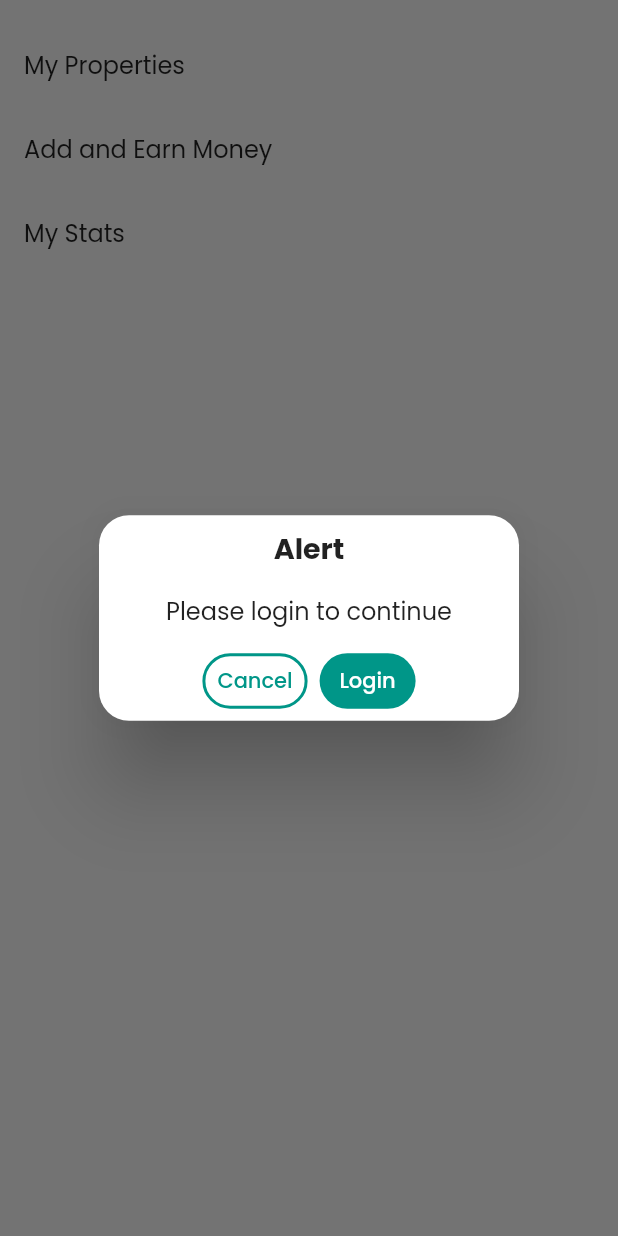
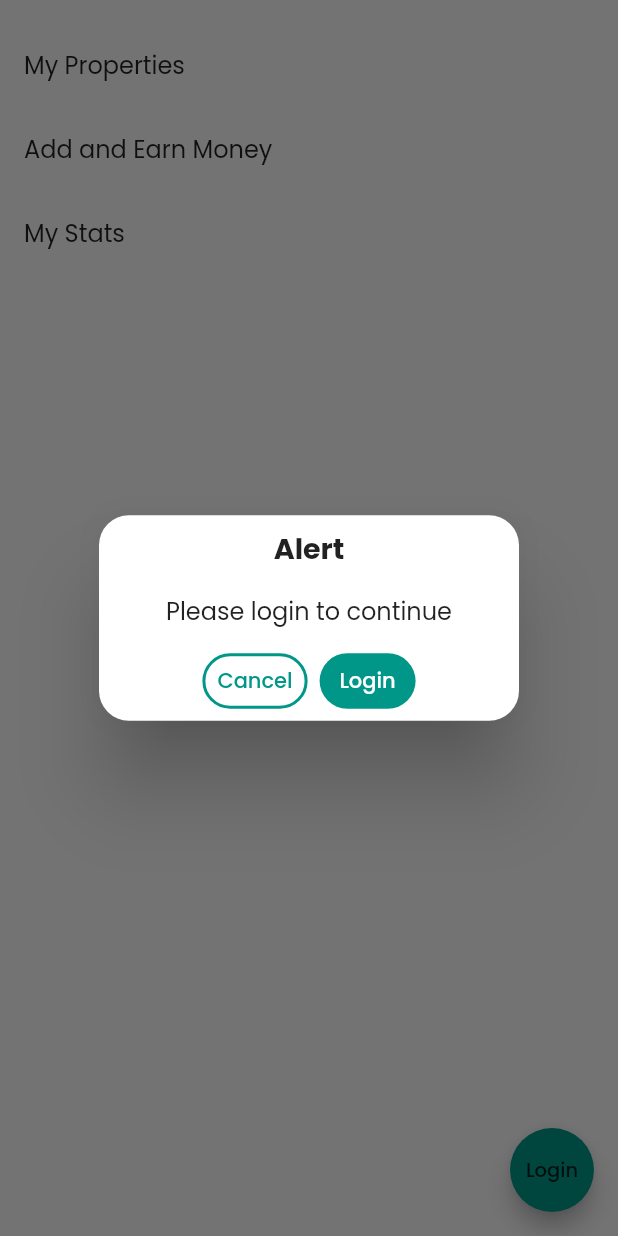
Before and after one commit to Iccr/chautari, a Flutter app: the ProfileView screen opened directly, after a tap on "My Properties", on a phone screen of 412 x 824 dp. Run offline on Flutter 3.47's test engine with Material 2 defaults, Android fonts, the phone set to English and light mode, and no system bars; our stand-ins replace cached_network_image, carousel_slider, dio, flutter_spinkit, get, get_storage and 5 more; missing offline and left inert: flutter_facebook_login; accounts and stored records are empty; network calls fail.

Commit message:
refractoring login controller

```diff
--- a/lib/model/login_model.dart
+++ b/lib/model/login_model.dart
@@ -36,6 +36,7 @@ class UserModel {
   String name;
   String provider;
   String token;
+  bool isLoggedIn = false;
 
   UserModel(
       {this.authToken,
@@ -65,6 +66,7 @@ class UserModel {
     data['name'] = this.name;
     data['provider'] = this.provider;
     data['token'] = this.token;
+    data['isLoggedIn'] = this.isLoggedIn;
     return data;
   }
 }
--- a/lib/utilities/theme/colors.dart
+++ b/lib/utilities/theme/colors.dart
@@ -12,4 +12,9 @@ class ChautariColors {
   Color blackAndWhitecolor() {
     return _mode == ThemeMode.dark ? Colors.black : Colors.white;
   }
+
+  Color blackAndPrimarycolor() {
+    ThemeData theme = Get.theme;
+    return _mode == ThemeMode.dark ? Colors.black : theme.primaryColor;
+  }
 }
--- a/lib/view/login/login_controller.dart
+++ b/lib/view/login/login_controller.dart
@@ -2,40 +2,46 @@ import 'package:chautari/model/error.dart';
 import 'package:chautari/model/login_model.dart';
 import 'package:chautari/repository/login_repository.dart';
 import 'package:flutter_facebook_login/flutter_facebook_login.dart';
-import 'package:flutter_secure_storage/flutter_secure_storage.dart';
 import 'package:get/get.dart';
 import 'package:get/get_state_manager/get_state_manager.dart';
 import 'package:get_storage/get_storage.dart';
 import 'package:google_sign_in/google_sign_in.dart';
 
 class AppConstant {
-  static String userToken = "chautari_user_token";
   static String recentEmail = "chautari_recent_email";
+  static String userKey = "chautari_user";
 }
 
 class LoginController extends GetxController {
   bool loading;
   bool loaded;
   String error;
-  String token;
   final GetStorage box = GetStorage();
-  UserModel user;
+  var _user = UserModel().obs;
+
   onInit() {
     super.onInit();
-    Map<String, dynamic> _userMap = box.read("user");
-    if (_userMap == null) {
-      this._isLoggedIn = false;
+    if (token != null) {
     } else {
-      this.user = UserModel.fromJson(_userMap);
-      this._isLoggedIn = true;
+      Map<String, dynamic> _userMap = box.read(AppConstant.userKey);
+      if (_userMap != null) {
+        this._user.value = UserModel.fromJson(_userMap);
+      }
     }
   }
 
-  bool _isLoggedIn = false;
-  bool get isLoggedIn => _isLoggedIn;
+  UserModel get user => _user.value;
+
+  bool get isLoggedIn => this._user?.value.isLoggedIn ?? false;
+  String get token => this._user?.value.token;
+
+  logout() async {
+    await _removeUser();
+    await _saveuser(UserModel());
+    this._user.value = UserModel();
+  }
 
   final FacebookLogin facebookSignIn = new FacebookLogin();
-  final _storage = FlutterSecureStorage();
 
   GoogleSignIn _googleSignIn = GoogleSignIn(
     scopes: <String>[
@@ -102,23 +108,24 @@ class LoginController extends GetxController {
     }
   }
 
-  _saveToken(String val) async {
-    await _storage.write(key: AppConstant.userToken, value: val);
+  _saveuser(UserModel user) async {
+    await box.write(AppConstant.userKey, user.toJson());
+  }
+
+  _removeUser() async {
+    await box.remove(AppConstant.userKey);
   }
 
   Future _loginWithApi(Map<String, dynamic> params) async {
     var model = await LoginRepository().social(params);
     if ((model.errors ?? []).isEmpty) {
       String token = model.data.token;
-      await _saveToken(token);
-      box.write("user", model.data.toJson());
-      this.user = model.data;
-      // Get.offNamed("/rooms");
+      await _saveuser(model.data);
+      this._user.value = model.data;
       Get.back();
     } else {
       List<ApiError> errors = model.errors ?? [];
       error = errors.first?.value ?? "";
-      // _result = false;
     }
   }
 }
--- a/lib/view/profile/profile_controller.dart
+++ b/lib/view/profile/profile_controller.dart
@@ -1,4 +1,3 @@
-import 'package:chautari/model/login_model.dart';
 import 'package:chautari/view/login/login_controller.dart';
 import 'package:get/get.dart';
 import 'package:get/get_state_manager/get_state_manager.dart';
@@ -11,9 +10,13 @@ class ProfileController extends GetxController {
     // TODO: implement onInit
   }
 
-  bool get isLoggedIn => loginController.isLoggedIn;
+  // bool get isLoggedIn => loginController.isLoggedIn;
 
-  UserModel get user => loginController.user;
+  // UserModel get user => loginController.user;
 
-  String get image => loginController.user.imageurl;
+  // String get image => loginController.user.imageurl;
+
+  // logout() async {
+  //   await loginController.logout();
+  // }
 }
--- a/lib/view/profile/profile_view.dart
+++ b/lib/view/profile/profile_view.dart
@@ -1,11 +1,11 @@
 import 'package:chautari/model/login_model.dart';
 import 'package:chautari/utilities/theme/colors.dart';
+import 'package:chautari/view/login/login_controller.dart';
 import 'package:chautari/view/login/login_view.dart';
 import 'package:chautari/view/profile/avatar_component.dart';
 import 'package:chautari/view/profile/profile_controller.dart';
 import 'package:flutter/material.dart';
 import 'package:get/get.dart';
-import 'package:google_nav_bar/google_nav_bar.dart';
 import 'package:modal_bottom_sheet/modal_bottom_sheet.dart';
 
 class ProfileView extends StatelessWidget {
@@ -13,6 +13,7 @@ class ProfileView extends StatelessWidget {
 
   @override
   Widget build(BuildContext context) {
+    LoginController loginController = Get.find();
     const double padding = 15;
     _goTOLogin() {
       showCupertinoModalBottomSheet(
@@ -27,6 +28,28 @@ class ProfileView extends StatelessWidget {
       print("go to my properties");
     }
 
+    _logout() async {
+      await loginController.logout();
+    }
+
+    double _getHeight() {
+      print(loginController.isLoggedIn);
+      return loginController.isLoggedIn ? 60 : 0;
+    }
+
+    Widget _getFAB() {
+      return loginController.isLoggedIn
+          ? null
+          : FloatingActionButton(
+              onPressed: () => {_goTOLogin()},
+              backgroundColor: ChautariColors().blackAndPrimarycolor(),
+              child: Text(
+                "Login",
+                style: Theme.of(context).textTheme.bodyText2,
+              ),
+            );
+    }
+
     return GetBuilder<ProfileController>(
       init: ProfileController(),
       builder: (c) => SafeArea(
@@ -35,18 +58,19 @@ class ProfileView extends StatelessWidget {
               child: ListView(children: <Widget>[
                 Container(
                     margin: EdgeInsets.only(top: padding, left: padding),
-                  height: c.isLoggedIn ? 60 : 0,
+                    height: _getHeight(),
                     child: UserInfoView(
-                    user: c.user,
+                      user: loginController.user,
                     )),
                 ListTile(
                   title: Text('My Properties'),
                   onTap: () {
-                  if (!c.isLoggedIn) {
+                    if (!loginController.isLoggedIn) {
                       Get.defaultDialog(
                           middleText: "Please login to continue",
                           textConfirm: "Login",
-                        confirmTextColor: ChautariColors().blackAndWhitecolor(),
+                          confirmTextColor:
+                              ChautariColors().blackAndWhitecolor(),
                           onConfirm: () => {
                                 Get.back(),
                                 _goTOLogin(),
@@ -67,41 +91,56 @@ class ProfileView extends StatelessWidget {
                 )
               ]),
             ),
-        ),
+            floatingActionButton: _getFAB()),
       ),
     );
   }
 }
 
 class UserInfoView extends StatelessWidget {
+  LoginController loginController = Get.find();
   final UserModel user;
   UserInfoView({this.user});
   @override
   Widget build(BuildContext context) {
     const double _padding = 15;
 
-    return Row(
+    return !loginController.isLoggedIn
+        ? Container()
+        : Row(
             mainAxisAlignment: MainAxisAlignment.start,
             crossAxisAlignment: CrossAxisAlignment.center,
             children: [
               AvatarView(
                 radius: 37.77,
-          imageUrl: user.imageurl ?? "",
+                imageUrl: user?.imageurl ?? "",
               ),
               Column(
                 mainAxisAlignment: MainAxisAlignment.center,
                 crossAxisAlignment: CrossAxisAlignment.start,
                 children: [
-            Text(user.name ?? "", style: Theme.of(context).textTheme.bodyText1),
-            Text(user.email ?? "")
+                  Text(user?.name ?? "",
+                      style: Theme.of(context).textTheme.bodyText1),
+                  Text(user?.email ?? "")
                 ],
               ),
               Expanded(child: Container()),
               FlatButton(
                   color: ChautariColors().blackAndWhitecolor(),
-          onPressed: null,
-          child: Text("Logout"),
-        )
+                  onPressed: () async {
+                    Get.defaultDialog(
+                        title: "Do you want to Logout?",
+                        middleText:
+                            "your will not be able to get notification and other services",
+                        textConfirm: "Logout",
+                        confirmTextColor: ChautariColors().blackAndWhitecolor(),
+                        onConfirm: () async {
+                          await loginController.logout();
+                          Get.back();
+                        },
+                        onCancel: () => {Get.back()});
+                  },
+                  child: Text("Logout"))
             ],
           );
   }
```
Lines whose indentation alone changed are shown as unchanged.
